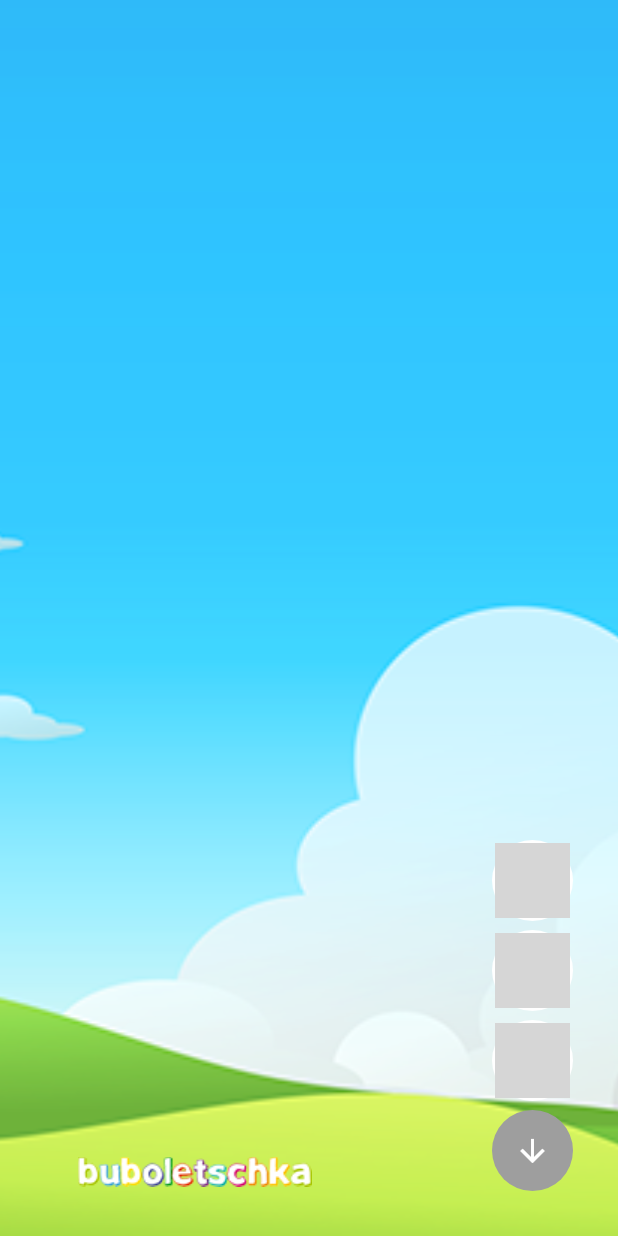
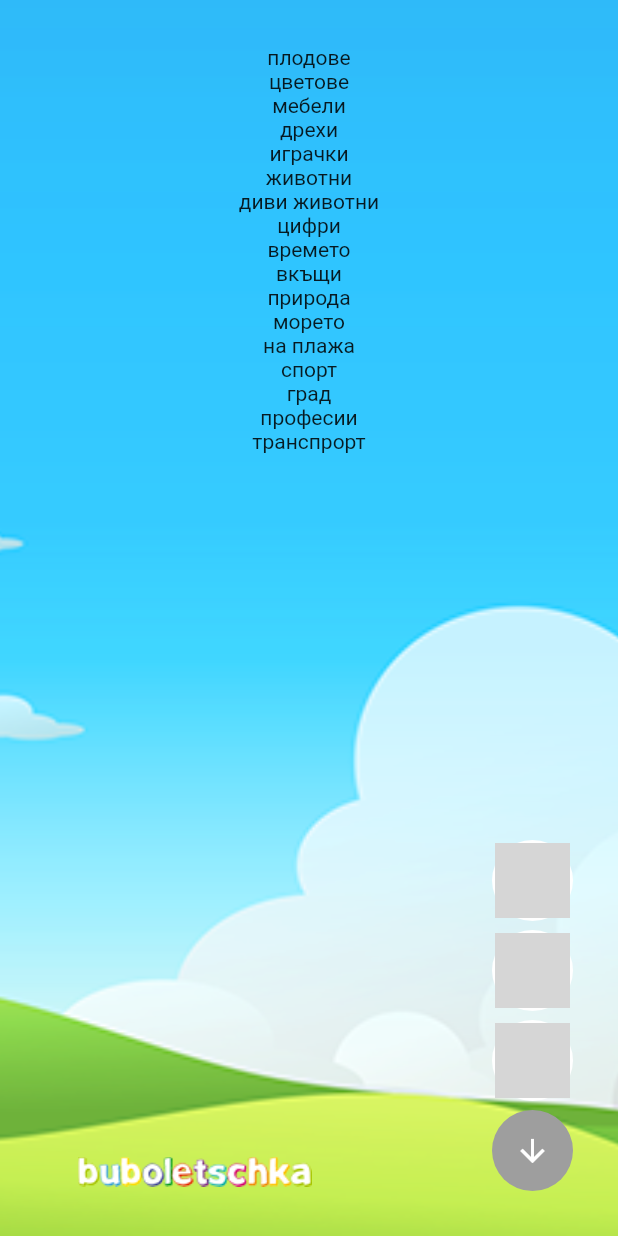
Before and after one commit to martindobrev/bubolechka2, a Flutter app: the screen it shows after launch, after a tap on the "arrow downward" icon, on a phone screen of 412 x 824 dp. Run offline on Flutter 3.47's test engine with Material 2 defaults, Android fonts, the phone set to English and light mode, and no system bars; missing offline and left inert: circle_flags; grey boxes are pictures that could not be loaded.

Commit message:
class for category list item added, task description added

```diff
--- /dev/null
+++ b/lib/data/categories.dart
@@ -0,0 +1,42 @@
+import '../models/bubo_category.dart';
+
+///
+/// This file provides the original category data
+///
+
+/// Original labels in german and bulgarian, english added as last value
+const labels = [
+  ["1", "Obst", "плодове", "vegetables"],
+  ["2", "Farben", "цветове", "colors"],
+  ["3", "Moebel", "мебели", "furniture"],
+  ["4", "Sachen", "дрехи", "clothes"],
+  ["5", "Spielzeug", "играчки", "toys"],
+  ["6", "Tiere", "животни", "animals"],
+  ["7", "Wilde Tiere", "диви животни", "wild animals"],
+  ["8", "Zahlen", "цифри", "digits"],
+  ["9", "Wetter", "времето", "weather"],
+  ["10", "Zu Hause", "вкъщи", "at home"],
+  ["11", "Natur", "природа", "nature"],
+  ["12", "Im Meer", "морето", "sea"],
+  ["13", "Am Strand", "на плажа", "on the beach"],
+  ["14", "Sport", "спорт", "sport"],
+  ["15", "Stadt", "град", "city"],
+  ["16", "Berufe", "професии", "professions"],
+  ["17", "Fahrzeuge", "транспрорт", "transport"]
+];
+
+///
+/// Labels transformed into BuboCategories
+///
+/// This list can be used in the application for rendering the categories
+///
+List<BuboCategory> buboCategories = labels.map((categoryLabels) {
+  return BuboCategory(
+      int.parse(categoryLabels[0]),
+      'assets/categories/cat_${categoryLabels[1].toLowerCase().replaceAll(' ', '_')}@3x.png',
+      {
+        'us': categoryLabels[3],
+        'de': categoryLabels[1],
+        'bg': categoryLabels[2]
+      });
+}).toList();
--- a/lib/main.dart
+++ b/lib/main.dart
@@ -1,4 +1,6 @@
-import 'package:bubolechka2/language_selection.dart';
+import 'package:bubolechka2/data/categories.dart';
+import 'package:bubolechka2/language_selector.dart';
+import 'package:bubolechka2/models/bubo_category.dart';
 import 'package:flutter/material.dart';
 
 void main() {
@@ -21,8 +23,20 @@ class BuboApp extends StatelessWidget {
   }
 }
 
-class BuboHomePage extends StatelessWidget {
+///
+/// HomePage of the Bubolechka Application
+///
+/// Displays the available categories and language selection on the main screen.
+///
+class BuboHomePage extends StatefulWidget {
   const BuboHomePage({super.key});
+
+  @override
+  State<BuboHomePage> createState() => _BuboHomePageState();
+}
+
+class _BuboHomePageState extends State<BuboHomePage> {
+  String _language = 'bg';
 
   @override
   Widget build(BuildContext context) {
@@ -38,14 +52,22 @@ class BuboHomePage extends StatelessWidget {
             child: null,
           ),
           Positioned(
+            top: 30,
+            bottom: 100,
+            left: 20,
+            right: 20,
+            child: BuboCategoryViewer(_language),
+          ),
+          Positioned(
               right: 30,
               bottom: 30,
               width: 54,
               height: 300,
-              child: LanguageSelector(
-                onLanguageChange: (newLanguage) =>
-                    print('NEW LANGUAGE: $newLanguage'),
-              )),
+              child: LanguageSelector(onLanguageChange: (newLanguage) {
+                setState(() {
+                  _language = newLanguage.toLowerCase();
+                });
+              })),
           Positioned(
             bottom: 30,
             left: 30,
@@ -57,3 +79,48 @@ class BuboHomePage extends StatelessWidget {
     );
   }
 }
+
+///
+/// Category view for the main screen
+///
+/// Gets all available categories and places them into a list view
+///
+///
+class BuboCategoryViewer extends StatelessWidget {
+  final String language;
+  BuboCategoryViewer(this.language, {super.key});
+
+  @override
+  Widget build(BuildContext context) {
+    return ListView(
+      children: buboCategories.map((buboCategory) {
+        return BuboCategoryListItem(language, buboCategory);
+      }).toList(),
+    );
+  }
+}
+
+///
+/// Widget for displaying a category on the main screen
+///
+/// TODO: Модифицирайте този клас така, че да показва не само името на
+///       категорията, но и нейната картинка.
+///       Картинките за всяка категория могат да се вземат по следният начин:
+///       Image.asset(category.image)
+///
+///
+class BuboCategoryListItem extends StatelessWidget {
+  final String language;
+  final BuboCategory category;
+
+  const BuboCategoryListItem(this.language, this.category, {super.key});
+
+  @override
+  Widget build(BuildContext context) {
+    return Column(
+      children: [
+        Text(category.translatedLabels[language]!),
+      ],
+    );
+  }
+}
--- a/pubspec.yaml
+++ b/pubspec.yaml
@@ -61,8 +61,8 @@ flutter:
 
   # To add assets to your application, add an assets section, like this:
   assets:
-     - assets/main_background.png
-     - assets/bubo_logo.png
+     - assets/
+     - assets/categories/
 
   # An image asset can refer to one or more resolution-specific "variants", see
   # https://flutter.dev/assets-and-images/#resolution-aware
```
Also changed, not shown: lib/language_selector.dart (renamed from lib/language_selection.dart, +15 -0 lines), lib/models/bubo_card.dart (deleted, +0 -14 lines), lib/models/bubo_category.dart (+0 -29 lines).
